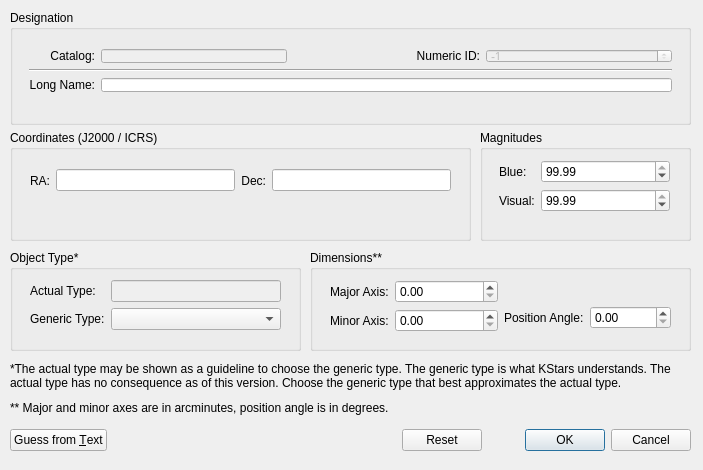
Before: the Qt Designer form kstars/tools/adddeepskyobject.ui in KDE/kstars, drawn with Qt 5.
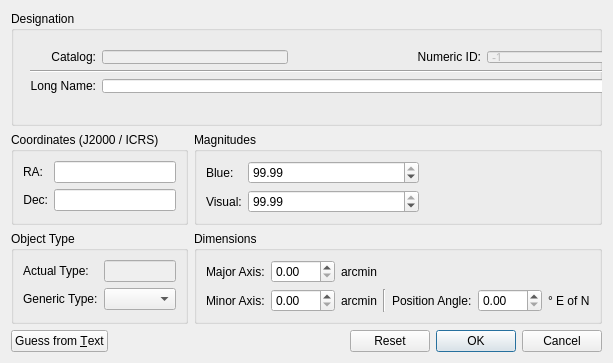
After: the same form once the commit is applied. Custom widgets are drawn as their Qt base class.

Commit message: Misc. improvements to add deep sky object GUI

Diff of the .ui file:
```diff
--- a/kstars/tools/adddeepskyobject.ui
+++ b/kstars/tools/adddeepskyobject.ui
@@ -6,22 +6,16 @@
    <rect>
     <x>0</x>
     <y>0</y>
-    <width>703</width>
-    <height>470</height>
+    <width>567</width>
+    <height>335</height>
    </rect>
   </property>
   <property name="windowTitle">
    <string>Add/Edit Deep Sky Object</string>
   </property>
+  <layout class="QVBoxLayout" name="verticalLayout">
+   <item>
   <widget class="QGroupBox" name="groupBox">
-   <property name="geometry">
-    <rect>
-     <x>10</x>
-     <y>10</y>
-     <width>681</width>
-     <height>115</height>
-    </rect>
-   </property>
    <property name="sizePolicy">
     <sizepolicy hsizetype="Preferred" vsizetype="Fixed">
      <horstretch>0</horstretch>
@@ -143,29 +137,16 @@
     </layout>
    </widget>
   </widget>
+   </item>
+   <item>
+    <layout class="QGridLayout" name="gridLayout_3">
+     <item row="0" column="0">
   <widget class="QGroupBox" name="groupBox_2">
-   <property name="geometry">
-    <rect>
-     <x>10</x>
-     <y>130</y>
-     <width>461</width>
-     <height>111</height>
-    </rect>
-   </property>
    <property name="title">
     <string>Coordinates (J2000 / ICRS)</string>
    </property>
-   <widget class="QWidget" name="horizontalLayoutWidget">
-    <property name="geometry">
-     <rect>
-      <x>20</x>
-      <y>30</y>
-      <width>421</width>
-      <height>41</height>
-     </rect>
-    </property>
-    <layout class="QHBoxLayout" name="horizontalLayout">
-     <item>
+       <layout class="QFormLayout" name="formLayout_3">
+        <item row="0" column="0">
       <widget class="QLabel" name="label">
        <property name="sizePolicy">
         <sizepolicy hsizetype="Fixed" vsizetype="Preferred">
@@ -178,10 +159,10 @@
        </property>
       </widget>
      </item>
-     <item>
+        <item row="0" column="1">
       <widget class="dmsBox" name="raInput"/>
      </item>
-     <item>
+        <item row="1" column="0">
       <widget class="QLabel" name="label_6">
        <property name="sizePolicy">
         <sizepolicy hsizetype="Minimum" vsizetype="Preferred">
@@ -197,155 +178,23 @@
        </property>
       </widget>
      </item>
-     <item>
+        <item row="1" column="1">
       <widget class="dmsBox" name="decInput"/>
      </item>
     </layout>
    </widget>
-  </widget>
-  <widget class="QGroupBox" name="groupBox_3">
-   <property name="geometry">
-    <rect>
-     <x>310</x>
-     <y>250</y>
-     <width>381</width>
-     <height>101</height>
-    </rect>
-   </property>
-   <property name="title">
-    <string>Dimensions**</string>
-   </property>
-   <widget class="QWidget" name="horizontalLayoutWidget_2">
-    <property name="geometry">
-     <rect>
-      <x>20</x>
-      <y>30</y>
-      <width>341</width>
-      <height>70</height>
-     </rect>
-    </property>
-    <layout class="QHBoxLayout" name="horizontalLayout_2">
-     <item>
-      <layout class="QFormLayout" name="formLayout_3">
-       <property name="fieldGrowthPolicy">
-        <enum>QFormLayout::ExpandingFieldsGrow</enum>
-       </property>
-       <item row="0" column="1">
-        <widget class="QDoubleSpinBox" name="majorAxisInput">
-         <property name="sizePolicy">
-          <sizepolicy hsizetype="MinimumExpanding" vsizetype="Fixed">
-           <horstretch>0</horstretch>
-           <verstretch>0</verstretch>
-          </sizepolicy>
-         </property>
-        </widget>
-       </item>
-       <item row="0" column="0">
-        <widget class="QLabel" name="label_13">
-         <property name="text">
-          <string>Major Axis:</string>
-         </property>
-        </widget>
-       </item>
-       <item row="1" column="1">
-        <widget class="QDoubleSpinBox" name="minorAxisInput">
-         <property name="sizePolicy">
-          <sizepolicy hsizetype="MinimumExpanding" vsizetype="Fixed">
-           <horstretch>0</horstretch>
-           <verstretch>0</verstretch>
-          </sizepolicy>
-         </property>
-        </widget>
-       </item>
-       <item row="1" column="0">
-        <widget class="QLabel" name="label_14">
-         <property name="text">
-          <string>Minor Axis:</string>
-         </property>
-        </widget>
-       </item>
-      </layout>
-     </item>
-     <item>
-      <layout class="QFormLayout" name="formLayout_4">
-       <property name="fieldGrowthPolicy">
-        <enum>QFormLayout::ExpandingFieldsGrow</enum>
-       </property>
+     </item>
        <item row="0" column="1">
-        <spacer name="horizontalSpacer">
-         <property name="orientation">
-          <enum>Qt::Horizontal</enum>
-         </property>
-         <property name="sizeType">
-          <enum>QSizePolicy::MinimumExpanding</enum>
-         </property>
-         <property name="sizeHint" stdset="0">
-          <size>
-           <width>40</width>
-           <height>20</height>
-          </size>
-         </property>
-        </spacer>
-       </item>
-       <item row="1" column="1">
-        <widget class="QDoubleSpinBox" name="positionAngleInput">
-         <property name="sizePolicy">
-          <sizepolicy hsizetype="MinimumExpanding" vsizetype="Fixed">
-           <horstretch>0</horstretch>
-           <verstretch>0</verstretch>
-          </sizepolicy>
-         </property>
-         <property name="maximum">
-          <double>359.990000000000009</double>
-         </property>
-        </widget>
-       </item>
-       <item row="1" column="0">
-        <widget class="QLabel" name="label_12">
-         <property name="text">
-          <string>Position Angle:</string>
-         </property>
-        </widget>
-       </item>
-      </layout>
-     </item>
-    </layout>
-   </widget>
-  </widget>
   <widget class="QGroupBox" name="groupBox_4">
-   <property name="geometry">
-    <rect>
-     <x>480</x>
-     <y>130</y>
-     <width>211</width>
-     <height>111</height>
-    </rect>
-   </property>
    <property name="title">
     <string>Magnitudes</string>
    </property>
-   <widget class="QWidget" name="formLayoutWidget">
-    <property name="geometry">
-     <rect>
-      <x>19</x>
-      <y>30</y>
-      <width>171</width>
-      <height>74</height>
-     </rect>
-    </property>
-    <layout class="QFormLayout" name="formLayout">
-     <property name="fieldGrowthPolicy">
-      <enum>QFormLayout::ExpandingFieldsGrow</enum>
-     </property>
-     <item row="0" column="0">
-      <widget class="QLabel" name="label_7">
-       <property name="text">
-        <string>Blue:</string>
-       </property>
-      </widget>
-     </item>
+       <layout class="QGridLayout" name="gridLayout_4">
      <item row="1" column="0">
       <widget class="QLabel" name="label_8">
+          <property name="toolTip">
+           <string>Object's magnitude in visual band. If unknown, leave magnitude at 99.99</string>
+          </property>
        <property name="text">
         <string>Visual:</string>
        </property>
@@ -359,11 +208,24 @@
          <verstretch>0</verstretch>
         </sizepolicy>
        </property>
+          <property name="minimum">
+           <double>-10.000000000000000</double>
+          </property>
        <property name="value">
         <double>99.989999999999995</double>
        </property>
       </widget>
      </item>
+        <item row="0" column="0">
+         <widget class="QLabel" name="label_7">
+          <property name="toolTip">
+           <string>Object's magnitude in Blue band. If unknown, leave magnitude at 99.99</string>
+          </property>
+          <property name="text">
+           <string>Blue:</string>
+          </property>
+         </widget>
+        </item>
      <item row="0" column="1">
       <widget class="QDoubleSpinBox" name="blueMagnitudeInput">
        <property name="sizePolicy">
@@ -372,6 +234,9 @@
          <verstretch>0</verstretch>
         </sizepolicy>
        </property>
+          <property name="minimum">
+           <double>-10.000000000000000</double>
+          </property>
        <property name="singleStep">
         <double>0.100000000000000</double>
        </property>
@@ -380,29 +245,26 @@
        </property>
       </widget>
      </item>
-    </layout>
-   </widget>
-  </widget>
+        <item row="0" column="2">
+         <spacer name="horizontalSpacer_3">
+          <property name="orientation">
+           <enum>Qt::Horizontal</enum>
+          </property>
+          <property name="sizeHint" stdset="0">
+           <size>
+            <width>40</width>
+            <height>20</height>
+           </size>
+          </property>
+         </spacer>
+        </item>
+       </layout>
+      </widget>
+     </item>
+     <item row="1" column="0">
   <widget class="QGroupBox" name="groupBox_5">
-   <property name="geometry">
-    <rect>
-     <x>10</x>
-     <y>250</y>
-     <width>291</width>
-     <height>101</height>
-    </rect>
-   </property>
    <property name="title">
-    <string>Object Type*</string>
-   </property>
-   <widget class="QWidget" name="formLayoutWidget_2">
-    <property name="geometry">
-     <rect>
-      <x>20</x>
-      <y>30</y>
-      <width>251</width>
-      <height>68</height>
-     </rect>
+        <string>Object Type</string>
     </property>
     <layout class="QFormLayout" name="formLayout_2">
      <item row="0" column="0">
@@ -412,23 +274,6 @@
        </property>
       </widget>
      </item>
-     <item row="1" column="1">
-      <widget class="QComboBox" name="typeComboBox">
-       <property name="sizePolicy">
-        <sizepolicy hsizetype="MinimumExpanding" vsizetype="Fixed">
-         <horstretch>0</horstretch>
-         <verstretch>0</verstretch>
-        </sizepolicy>
-       </property>
-      </widget>
-     </item>
-     <item row="1" column="0">
-      <widget class="QLabel" name="label_10">
-       <property name="text">
-        <string>Generic Type:</string>
-       </property>
-      </widget>
-     </item>
      <item row="0" column="1">
       <widget class="QLineEdit" name="actualTypeDisplay">
        <property name="enabled">
@@ -439,50 +284,157 @@
        </property>
       </widget>
      </item>
-    </layout>
-   </widget>
-  </widget>
-  <widget class="QLabel" name="label_11">
-   <property name="geometry">
-    <rect>
-     <x>10</x>
-     <y>360</y>
-     <width>681</width>
-     <height>31</height>
-    </rect>
-   </property>
+        <item row="1" column="0">
+         <widget class="QLabel" name="label_10">
+          <property name="toolTip">
+           <string>The &lt;b&gt;Actual Type&lt;/b&gt; may be shown as a guideline to choose the &lt;b&gt;Generic Type&lt;/b&gt;. The generic type is what KStars understands. The actual type has no consequence as of this version. Choose the generic type that best approximates the actual type.</string>
+          </property>
+          <property name="text">
+           <string>Generic Type:</string>
+          </property>
+         </widget>
+        </item>
+        <item row="1" column="1">
+         <widget class="QComboBox" name="typeComboBox">
+          <property name="sizePolicy">
+           <sizepolicy hsizetype="MinimumExpanding" vsizetype="Fixed">
+            <horstretch>0</horstretch>
+            <verstretch>0</verstretch>
+           </sizepolicy>
+          </property>
+         </widget>
+        </item>
+       </layout>
+      </widget>
+     </item>
+     <item row="1" column="1">
+      <widget class="QGroupBox" name="groupBox_3">
+       <property name="title">
+        <string>Dimensions</string>
+       </property>
+       <layout class="QGridLayout" name="gridLayout_2">
+        <item row="0" column="4" colspan="3">
+         <spacer name="horizontalSpacer">
+          <property name="orientation">
+           <enum>Qt::Horizontal</enum>
+          </property>
+          <property name="sizeType">
+           <enum>QSizePolicy::MinimumExpanding</enum>
+          </property>
+          <property name="sizeHint" stdset="0">
+           <size>
+            <width>181</width>
+            <height>20</height>
+           </size>
+          </property>
+         </spacer>
+        </item>
+        <item row="1" column="5">
+         <widget class="QDoubleSpinBox" name="positionAngleInput">
+          <property name="sizePolicy">
+           <sizepolicy hsizetype="MinimumExpanding" vsizetype="Fixed">
+            <horstretch>0</horstretch>
+            <verstretch>0</verstretch>
+           </sizepolicy>
+          </property>
+          <property name="maximum">
+           <double>359.990000000000009</double>
+          </property>
+         </widget>
+        </item>
+        <item row="1" column="6">
+         <widget class="QLabel" name="label_17">
+          <property name="text">
+           <string>° E of N</string>
+          </property>
+         </widget>
+        </item>
+        <item row="0" column="0">
+         <widget class="QLabel" name="label_13">
    <property name="text">
-    <string>*The actual type may be shown as a guideline to choose the generic type. The generic type is what KStars understands. The actual type has no consequence as of this version. Choose the generic type that best approximates the actual type.</string>
-   </property>
-   <property name="wordWrap">
-    <bool>true</bool>
-   </property>
-  </widget>
-  <widget class="QLabel" name="label_15">
-   <property name="geometry">
-    <rect>
-     <x>10</x>
-     <y>400</y>
-     <width>681</width>
-     <height>16</height>
-    </rect>
-   </property>
+           <string>Major Axis:</string>
+          </property>
+         </widget>
+        </item>
+        <item row="1" column="0">
+         <widget class="QLabel" name="label_14">
+          <property name="text">
+           <string>Minor Axis:</string>
+          </property>
+         </widget>
+        </item>
+        <item row="1" column="4">
+         <widget class="QLabel" name="label_12">
+          <property name="text">
+           <string>Position Angle:</string>
+          </property>
+         </widget>
+        </item>
+        <item row="1" column="1">
+         <widget class="QDoubleSpinBox" name="minorAxisInput">
+          <property name="sizePolicy">
+           <sizepolicy hsizetype="MinimumExpanding" vsizetype="Fixed">
+            <horstretch>0</horstretch>
+            <verstretch>0</verstretch>
+           </sizepolicy>
+          </property>
+          <property name="maximum">
+           <double>600.000000000000000</double>
+          </property>
+          <property name="singleStep">
+           <double>10.000000000000000</double>
+          </property>
+         </widget>
+        </item>
+        <item row="1" column="2">
+         <widget class="QLabel" name="label_16">
    <property name="text">
-    <string>** Major and minor axes are in arcminutes, position angle is in degrees.</string>
-   </property>
-  </widget>
-  <widget class="QWidget" name="horizontalLayoutWidget_3">
-   <property name="geometry">
-    <rect>
-     <x>10</x>
-     <y>420</y>
-     <width>681</width>
-     <height>41</height>
-    </rect>
-   </property>
+           <string>arcmin</string>
+          </property>
+         </widget>
+        </item>
+        <item row="0" column="1">
+         <widget class="QDoubleSpinBox" name="majorAxisInput">
+          <property name="sizePolicy">
+           <sizepolicy hsizetype="MinimumExpanding" vsizetype="Fixed">
+            <horstretch>0</horstretch>
+            <verstretch>0</verstretch>
+           </sizepolicy>
+          </property>
+          <property name="maximum">
+           <double>600.000000000000000</double>
+          </property>
+          <property name="singleStep">
+           <double>10.000000000000000</double>
+          </property>
+         </widget>
+        </item>
+        <item row="0" column="2">
+         <widget class="QLabel" name="label_4">
+          <property name="text">
+           <string>arcmin</string>
+          </property>
+         </widget>
+        </item>
+        <item row="1" column="3">
+         <widget class="Line" name="line_3">
+          <property name="orientation">
+           <enum>Qt::Vertical</enum>
+          </property>
+         </widget>
+        </item>
+       </layout>
+      </widget>
+     </item>
+    </layout>
+   </item>
+   <item>
    <layout class="QHBoxLayout" name="horizontalLayout_3">
     <item>
      <widget class="QPushButton" name="fillFromTextButton">
+       <property name="toolTip">
+        <string>Guess object parameters from a body of text that contains all the object info</string>
+       </property>
       <property name="text">
        <string>Guess from &amp;Text</string>
       </property>
@@ -515,7 +467,8 @@
      </widget>
     </item>
    </layout>
-  </widget>
+   </item>
+  </layout>
  </widget>
  <customwidgets>
   <customwidget>
```
Lines whose indentation alone changed are shown as unchanged.
